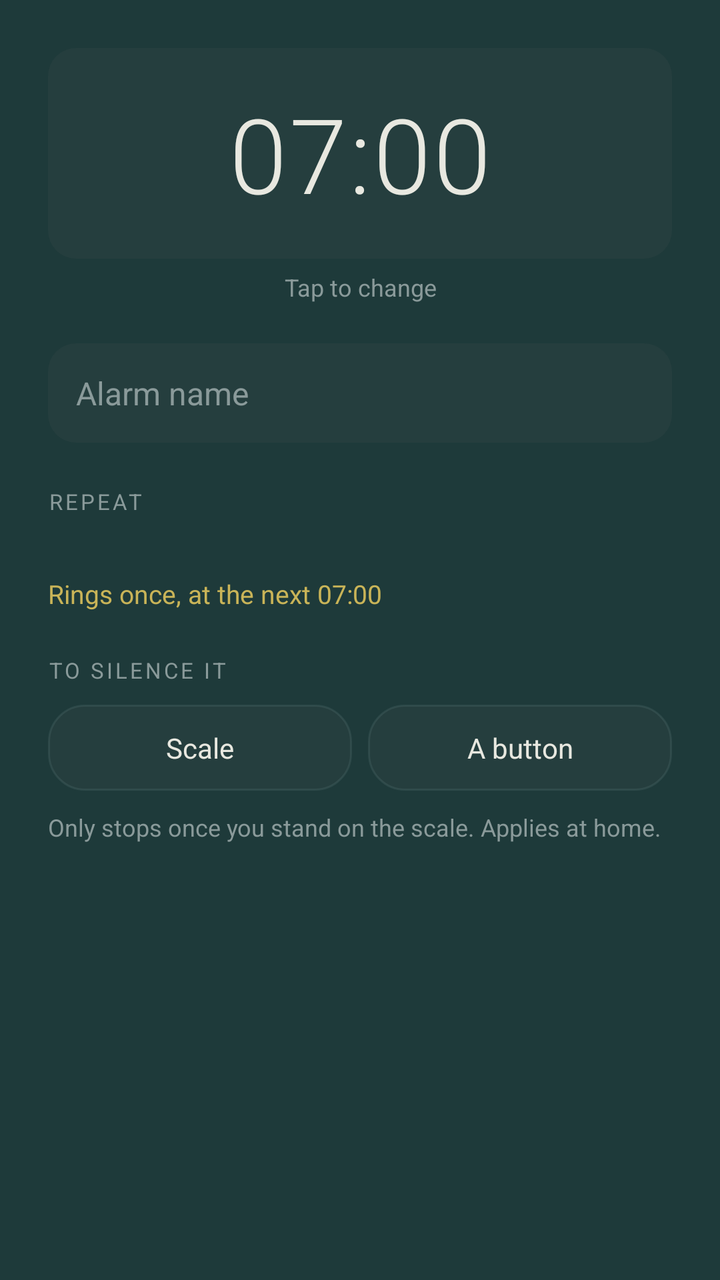
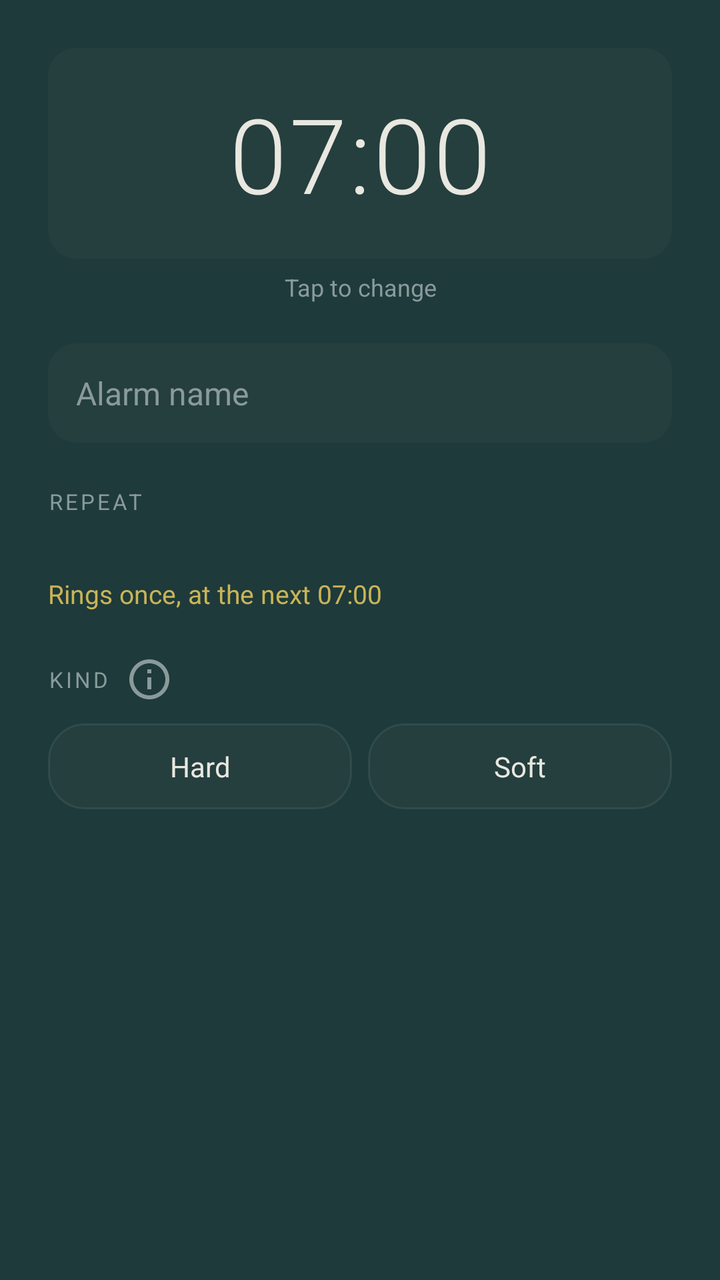

The first picture is an Android layout as it rendered before a commit; the second is the same layout after the commit. The layout source and the unified diff follow.
<!-- AndroidManifest.xml: application theme Theme.AppCompat.Light.NoActionBar -->
<!-- res/layout/dialog_alarm_edit.xml -->
<?xml version="1.0" encoding="utf-8"?>
<ScrollView xmlns:android="http://schemas.android.com/apk/res/android"
    android:layout_width="match_parent"
    android:layout_height="wrap_content"
    android:background="@color/bg_dark">

    <LinearLayout
        android:layout_width="match_parent"
        android:layout_height="wrap_content"
        android:orientation="vertical"
        android:padding="24dp">

        
        <TextView
            android:id="@+id/edit_time"
            android:layout_width="match_parent"
            android:layout_height="wrap_content"
            android:background="@drawable/time_field"
            android:gravity="center"
            android:paddingTop="18dp"
            android:paddingBottom="18dp"
            android:text="07:00"
            android:textColor="@color/text_primary"
            android:textSize="52sp"
            android:letterSpacing="0.02"
            android:fontFamily="sans-serif-light" />

        <TextView
            android:layout_width="match_parent"
            android:layout_height="wrap_content"
            android:gravity="center"
            android:text="Tap to change"
            android:textColor="@color/text_muted"
            android:textSize="12sp"
            android:layout_marginTop="6dp"
            android:layout_marginBottom="20dp" />

        <EditText
            android:id="@+id/edit_name"
            android:layout_width="match_parent"
            android:layout_height="wrap_content"
            android:background="@drawable/time_field"
            android:hint="Alarm name"
            android:inputType="textCapSentences"
            android:padding="14dp"
            android:singleLine="true"
            android:textColor="@color/text_primary"
            android:textColorHint="@color/text_muted"
            android:textSize="16sp"
            android:layout_marginBottom="22dp" />

        <TextView
            android:layout_width="wrap_content"
            android:layout_height="wrap_content"
            android:text="REPEAT"
            android:textColor="@color/text_muted"
            android:textSize="11sp"
            android:letterSpacing="0.12"
            android:layout_marginBottom="10dp" />

        
        <LinearLayout
            android:id="@+id/edit_days"
            android:layout_width="match_parent"
            android:layout_height="wrap_content"
            android:orientation="horizontal"
            android:baselineAligned="false"
            android:layout_marginBottom="12dp" />

        
        <LinearLayout
            android:id="@+id/edit_presets"
            android:layout_width="match_parent"
            android:layout_height="wrap_content"
            android:orientation="horizontal"
            android:baselineAligned="false"
            android:layout_marginBottom="8dp" />

        <TextView
            android:id="@+id/edit_repeat_summary"
            android:layout_width="match_parent"
            android:layout_height="wrap_content"
            android:text="Rings once, at the next 07:00"
            android:textColor="@color/secondary_accent"
            android:textSize="13sp"
            android:layout_marginBottom="22dp" />

        <TextView
            android:layout_width="wrap_content"
            android:layout_height="wrap_content"
            android:text="TO SILENCE IT"
            android:textColor="@color/text_muted"
            android:textSize="11sp"
            android:letterSpacing="0.12"
            android:layout_marginBottom="10dp" />

        <LinearLayout
            android:layout_width="match_parent"
            android:layout_height="wrap_content"
            android:orientation="horizontal"
            android:baselineAligned="false">

            <TextView
                android:id="@+id/edit_kind_hard"
                android:layout_width="0dp"
                android:layout_weight="1"
                android:layout_height="wrap_content"
                android:background="@drawable/chip_outline"
                android:gravity="center"
                android:paddingTop="12dp"
                android:paddingBottom="12dp"
                android:text="Scale"
                android:textColor="@color/text_primary"
                android:textSize="14sp"
                android:layout_marginEnd="8dp" />

            <TextView
                android:id="@+id/edit_kind_soft"
                android:layout_width="0dp"
                android:layout_weight="1"
                android:layout_height="wrap_content"
                android:background="@drawable/chip_outline"
                android:gravity="center"
                android:paddingTop="12dp"
                android:paddingBottom="12dp"
                android:text="A button"
                android:textColor="@color/text_primary"
                android:textSize="14sp" />
        </LinearLayout>

        <TextView
            android:id="@+id/edit_kind_summary"
            android:layout_width="match_parent"
            android:layout_height="wrap_content"
            android:text="Only stops once you stand on the scale. Applies at home."
            android:textColor="@color/text_muted"
            android:textSize="12sp"
            android:layout_marginTop="10dp" />

    </LinearLayout>
</ScrollView>
<!-- resources referenced by this layout -->
<resources>
  <color name="bg_dark">#1E3A3A</color>
  <color name="secondary_accent">#C9B458</color>
  <color name="text_muted">#8A9A9A</color>
  <color name="text_primary">#E8E8E0</color>
  <!-- drawable chip_outline (drawable) -->
  <?xml version="1.0" encoding="utf-8"?>
  <selector xmlns:android="http://schemas.android.com/apk/res/android">
      <item android:state_selected="true">
          <shape android:shape="rectangle">
              <solid android:color="@color/primary_accent" />
              <corners android:radius="18dp" />
          </shape>
      </item>
      <item>
          <shape android:shape="rectangle">
              <solid android:color="@color/input_bg" />
              <stroke android:width="1dp" android:color="@color/divider" />
              <corners android:radius="18dp" />
          </shape>
      </item>
  </selector>
  <!-- drawable time_field (drawable) -->
  <?xml version="1.0" encoding="utf-8"?>
  <shape xmlns:android="http://schemas.android.com/apk/res/android" android:shape="rectangle">
      <solid android:color="@color/input_bg" />
      <corners android:radius="14dp" />
  </shape>
  <color name="primary_accent">#4A8080</color>
  <color name="input_bg">#253E3E</color>
  <color name="divider">#33688888</color>
</resources>

<!-- the commit's change to res/layout/dialog_alarm_edit.xml (unified diff, before → after) -->
@@ -85,14 +85,30 @@
             android:textSize="13sp"
             android:layout_marginBottom="22dp" />
 
-        <TextView
-            android:layout_width="wrap_content"
+        <LinearLayout
+            android:layout_width="match_parent"
             android:layout_height="wrap_content"
-            android:text="TO SILENCE IT"
-            android:textColor="@color/text_muted"
-            android:textSize="11sp"
-            android:letterSpacing="0.12"
-            android:layout_marginBottom="10dp" />
+            android:orientation="horizontal"
+            android:gravity="center_vertical"
+            android:layout_marginBottom="10dp">
+
+            <TextView
+                android:layout_width="wrap_content"
+                android:layout_height="wrap_content"
+                android:text="KIND"
+                android:textColor="@color/text_muted"
+                android:textSize="11sp"
+                android:letterSpacing="0.12" />
+
+            
+            <ImageView
+                android:id="@+id/edit_kind_info"
+                android:layout_width="24dp"
+                android:layout_height="24dp"
+                android:src="@drawable/ic_info"
+                android:layout_marginStart="8dp"
+                android:contentDescription="What do hard and soft mean?" />
+        </LinearLayout>
 
         <LinearLayout
             android:layout_width="match_parent"
@@ -105,11 +121,11 @@
                 android:layout_width="0dp"
                 android:layout_weight="1"
                 android:layout_height="wrap_content"
-                android:background="@drawable/chip_outline"
+                android:background="@drawable/chip_hard"
                 android:gravity="center"
                 android:paddingTop="12dp"
                 android:paddingBottom="12dp"
-                android:text="Scale"
+                android:text="Hard"
                 android:textColor="@color/text_primary"
                 android:textSize="14sp"
                 android:layout_marginEnd="8dp" />
@@ -119,11 +135,11 @@
                 android:layout_width="0dp"
                 android:layout_weight="1"
                 android:layout_height="wrap_content"
-                android:background="@drawable/chip_outline"
+                android:background="@drawable/chip_soft"
                 android:gravity="center"
                 android:paddingTop="12dp"
                 android:paddingBottom="12dp"
-                android:text="A button"
+                android:text="Soft"
                 android:textColor="@color/text_primary"
                 android:textSize="14sp" />
         </LinearLayout>
@@ -132,9 +148,10 @@
             android:id="@+id/edit_kind_summary"
             android:layout_width="match_parent"
             android:layout_height="wrap_content"
-            android:text="Only stops once you stand on the scale. Applies at home."
+            android:text=""
             android:textColor="@color/text_muted"
             android:textSize="12sp"
+            android:visibility="gone"
             android:layout_marginTop="10dp" />
 
     </LinearLayout>
<!-- resource entries referenced after the edit -->
@@ -4,12 +4,12 @@
   <color name="secondary_accent">#C9B458</color>
   <color name="text_muted">#8A9A9A</color>
   <color name="text_primary">#E8E8E0</color>
-  <!-- drawable chip_outline (drawable) -->
+  <!-- drawable chip_hard (drawable) -->
   <?xml version="1.0" encoding="utf-8"?>
   <selector xmlns:android="http://schemas.android.com/apk/res/android">
       <item android:state_selected="true">
           <shape android:shape="rectangle">
-              <solid android:color="@color/primary_accent" />
+              <solid android:color="@color/kind_hard" />
               <corners android:radius="18dp" />
           </shape>
       </item>
@@ -21,14 +21,40 @@
           </shape>
       </item>
   </selector>
+  <!-- drawable chip_soft (drawable) -->
+  <?xml version="1.0" encoding="utf-8"?>
+  <selector xmlns:android="http://schemas.android.com/apk/res/android">
+      <item android:state_selected="true">
+          <shape android:shape="rectangle">
+              <solid android:color="@color/kind_soft" />
+              <corners android:radius="18dp" />
+          </shape>
+      </item>
+      <item>
+          <shape android:shape="rectangle">
+              <solid android:color="@color/input_bg" />
+              <stroke android:width="1dp" android:color="@color/divider" />
+              <corners android:radius="18dp" />
+          </shape>
+      </item>
+  </selector>
+  <!-- drawable ic_info (drawable) -->
+  <vector xmlns:android="http://schemas.android.com/apk/res/android"
+      android:width="20dp" android:height="20dp"
+      android:viewportWidth="24" android:viewportHeight="24"
+      android:tint="@color/text_muted">
+      <path android:fillColor="#FFFFFF"
+          android:pathData="M11,17h2v-6h-2v6zM12,2C6.48,2 2,6.48 2,12s4.48,10 10,10s10,-4.48 10,-10S17.52,2 12,2zM12,20c-4.41,0 -8,-3.59 -8,-8s3.59,-8 8,-8s8,3.59 8,8S16.41,20 12,20zM11,9h2V7h-2v2z" />
+  </vector>
   <!-- drawable time_field (drawable) -->
   <?xml version="1.0" encoding="utf-8"?>
   <shape xmlns:android="http://schemas.android.com/apk/res/android" android:shape="rectangle">
       <solid android:color="@color/input_bg" />
       <corners android:radius="14dp" />
   </shape>
-  <color name="primary_accent">#4A8080</color>
+  <color name="kind_hard">#D98E48</color>
   <color name="input_bg">#253E3E</color>
   <color name="divider">#33688888</color>
+  <color name="kind_soft">#5BA3A3</color>
 </resources>
 
